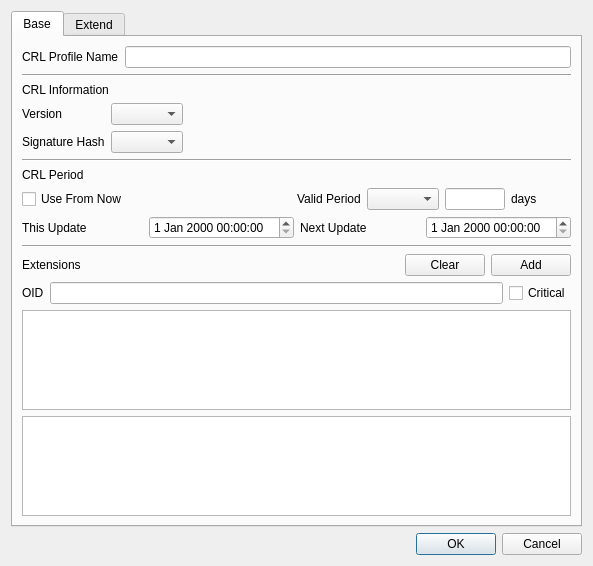
First picture: the form in CertMan/make_crl_profile_dlg.ui, repository jykim74/CertMan, before the edit.
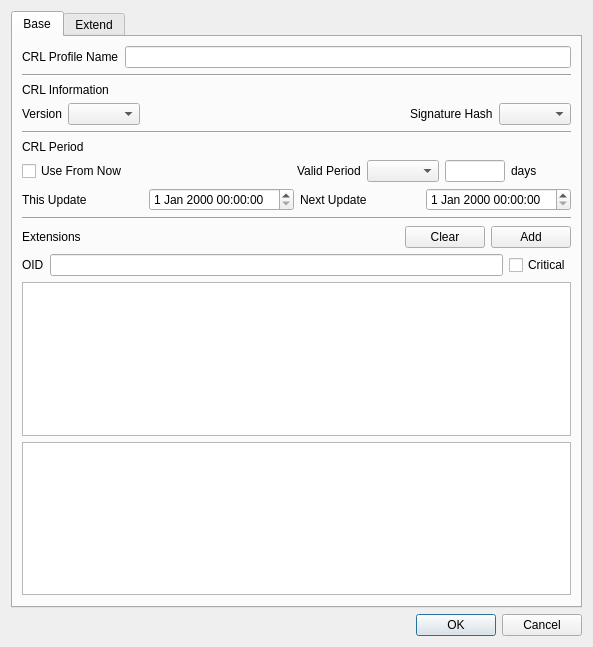
Second picture: the form after the edit.

Commit message: UI 개선 및 열기 로그인 실패 시 DB 연결 해제 처리

What changed in the file:
```diff
--- a/CertMan/make_crl_profile_dlg.ui
+++ b/CertMan/make_crl_profile_dlg.ui
@@ -7,7 +7,7 @@
     <x>0</x>
     <y>0</y>
     <width>593</width>
-    <height>566</height>
+    <height>647</height>
    </rect>
   </property>
   <property name="windowTitle">
@@ -54,26 +54,23 @@
        </item>
        <item>
         <layout class="QGridLayout" name="gridLayout_2">
-         <item row="1" column="0">
+         <item row="0" column="0">
+          <widget class="QLabel" name="label_4">
+           <property name="text">
+            <string>Version</string>
+           </property>
+          </widget>
+         </item>
+         <item row="0" column="3">
           <widget class="QLabel" name="label_5">
            <property name="text">
             <string>Signature Hash</string>
            </property>
           </widget>
          </item>
-         <item row="1" column="1">
-          <widget class="QComboBox" name="mHashCombo"/>
-         </item>
          <item row="0" column="1">
           <widget class="QComboBox" name="mVersionCombo"/>
          </item>
-         <item row="0" column="0">
-          <widget class="QLabel" name="label_4">
-           <property name="text">
-            <string>Version</string>
-           </property>
-          </widget>
-         </item>
          <item row="0" column="2">
           <spacer name="horizontalSpacer">
            <property name="orientation">
@@ -87,18 +84,8 @@
            </property>
           </spacer>
          </item>
-         <item row="1" column="2">
-          <spacer name="horizontalSpacer_2">
-           <property name="orientation">
-            <enum>Qt::Horizontal</enum>
-           </property>
-           <property name="sizeHint" stdset="0">
-            <size>
-             <width>40</width>
-             <height>20</height>
-            </size>
-           </property>
-          </spacer>
+         <item row="0" column="4">
+          <widget class="QComboBox" name="mHashCombo"/>
          </item>
         </layout>
        </item>
```
Left out of the diff: 1 changed line with no effect on the pictures. The commit also changes 2 other files.
